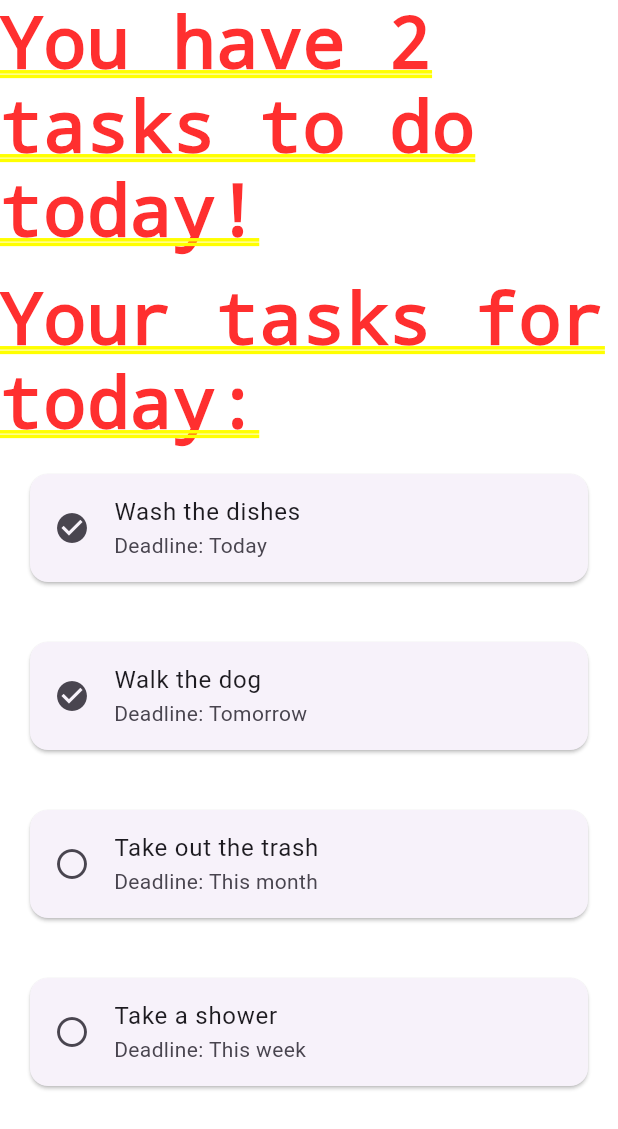
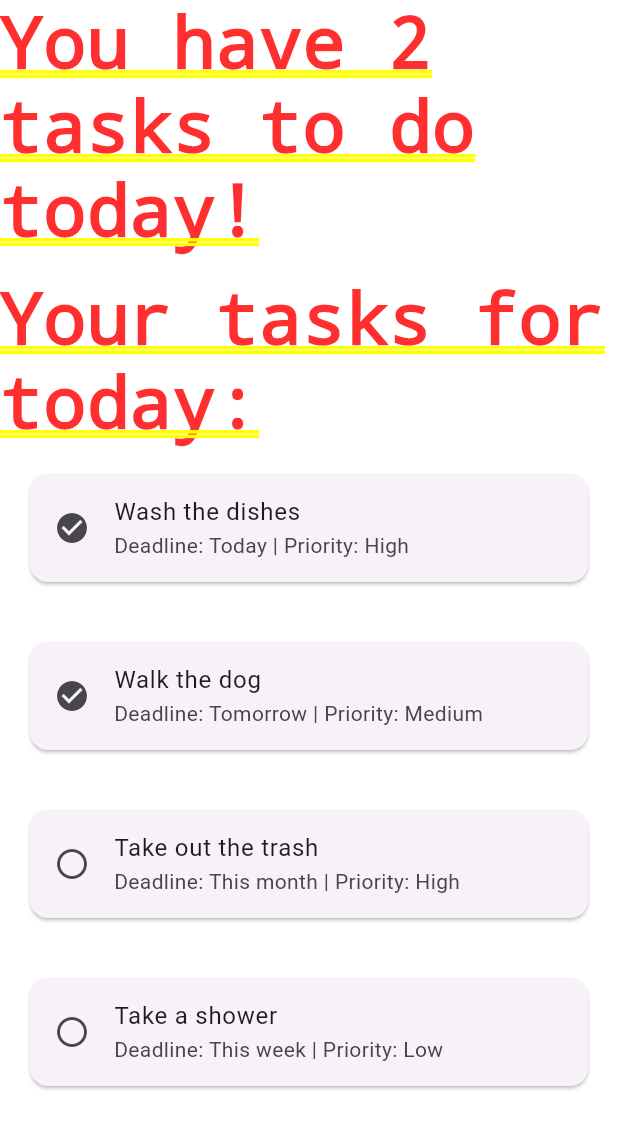
Before and after one commit to BestIsaacPlayer/CrackFlow, a Flutter app: the screen it shows after launch, on a phone screen of 412 x 824 dp. Shown: the top 1129 px of the screen. Run offline on Flutter 3.47's test engine with Material 3 defaults, Android fonts, the phone set to English and light mode, and no system bars.

Commit message:
Add priority field to the task class and make it also displayed in the widget

```diff
--- a/lib/main.dart
+++ b/lib/main.dart
@@ -8,10 +8,10 @@ class MyApp extends StatelessWidget {
   MyApp({super.key});
 
   final List<Task> tasks = [
-    Task(title: "Wash the dishes", deadline: "Today", done: true),
-    Task(title: "Walk the dog", deadline: "Tomorrow", done: true),
-    Task(title: "Take out the trash", deadline: "This month", done: false),
-    Task(title: "Take a shower", deadline: "This week", done: false)
+    Task(title: "Wash the dishes", deadline: "Today", done: true, priority: "High"),
+    Task(title: "Walk the dog", deadline: "Tomorrow", done: true, priority: "Medium"),
+    Task(title: "Take out the trash", deadline: "This month", done: false, priority: "High"),
+    Task(title: "Take a shower", deadline: "This week", done: false, priority: "Low")
   ];
 
   @override
@@ -27,7 +27,8 @@ class MyApp extends StatelessWidget {
             Expanded(child: ListView.builder(
                 itemCount: tasks.length,
                 itemBuilder: (context, index) {
-                  return TaskCard(title: tasks[index].title, subtitle: "Deadline: ${tasks[index].deadline}", icon: tasks[index].done ? Icons.check_circle : Icons.radio_button_unchecked);
+                  var task = tasks[index];
+                  return TaskCard(title: task.title, subtitle: "Deadline: ${task.deadline} | Priority: ${task.priority}", icon: task.done ? Icons.check_circle : Icons.radio_button_unchecked);
                 }
             ))
           ],
@@ -40,8 +41,9 @@ class Task {
   final String title;
   final String deadline;
   final bool done;
+  final String priority;
 
-  Task({required this.title, required this.deadline, required this.done});
+  Task({required this.title, required this.deadline, required this.done, required this.priority});
 }
 
 class TaskCard extends StatelessWidget {
```
